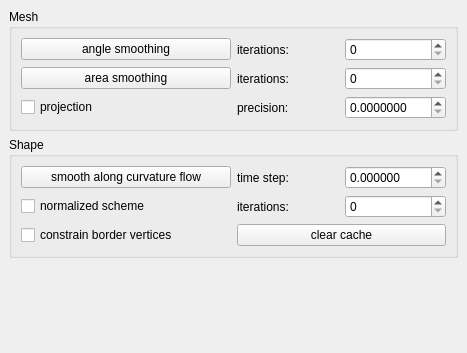
Qt form Polyhedron/demo/Polyhedron/Plugins/PMP/Smoothing_plugin.ui (CGAL/cgal) before a commit.
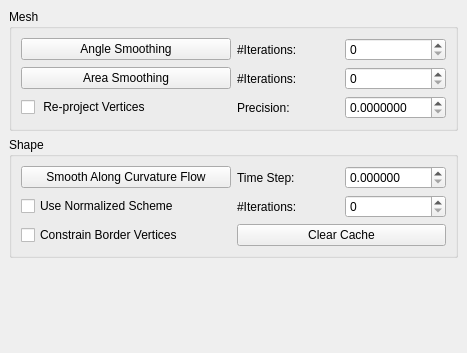
The same form after that commit.

Commit message: rewording + camelcase

What changed in the file:
```diff
--- a/Polyhedron/demo/Polyhedron/Plugins/PMP/Smoothing_plugin.ui
+++ b/Polyhedron/demo/Polyhedron/Plugins/PMP/Smoothing_plugin.ui
@@ -24,7 +24,7 @@
        <item row="0" column="0">
         <widget class="QPushButton" name="angle_button">
          <property name="text">
-          <string>angle smoothing</string>
+          <string>Angle Smoothing</string>
          </property>
         </widget>
        </item>
@@ -33,7 +33,7 @@
          <item>
           <widget class="QLabel" name="label">
            <property name="text">
-            <string>iterations: </string>
+            <string>#Iterations: </string>
            </property>
           </widget>
          </item>
@@ -45,7 +45,7 @@
        <item row="1" column="0">
         <widget class="QPushButton" name="area_button">
          <property name="text">
-          <string>area smoothing</string>
+          <string>Area Smoothing</string>
          </property>
         </widget>
        </item>
@@ -54,7 +54,7 @@
          <item>
           <widget class="QLabel" name="label_2">
            <property name="text">
-            <string>iterations: </string>
+            <string>#Iterations: </string>
            </property>
           </widget>
          </item>
@@ -66,7 +66,7 @@
        <item row="2" column="0">
         <widget class="QCheckBox" name="projection_checkBox">
          <property name="text">
-          <string>projection</string>
+          <string> Re-project Vertices</string>
          </property>
         </widget>
        </item>
@@ -75,7 +75,7 @@
          <item>
           <widget class="QLabel" name="label_4">
            <property name="text">
-            <string>precision:</string>
+            <string>Precision:</string>
            </property>
           </widget>
          </item>
@@ -100,7 +100,7 @@
        <item row="0" column="0">
         <widget class="QPushButton" name="curvature_flow_button">
          <property name="text">
-          <string>smooth along curvature flow</string>
+          <string>Smooth Along Curvature Flow</string>
          </property>
         </widget>
        </item>
@@ -109,7 +109,7 @@
          <item>
           <widget class="QLabel" name="label_3">
            <property name="text">
-            <string>iterations: </string>
+            <string>#Iterations: </string>
            </property>
           </widget>
          </item>
@@ -123,7 +123,7 @@
          <item>
           <widget class="QLabel" name="time_step_label">
            <property name="text">
-            <string>time step:</string>
+            <string>Time Step:</string>
            </property>
           </widget>
          </item>
@@ -139,21 +139,21 @@
        <item row="2" column="0">
         <widget class="QCheckBox" name="explicit_checkBox">
          <property name="text">
-          <string>normalized scheme</string>
+          <string>Use Normalized Scheme</string>
          </property>
         </widget>
        </item>
        <item row="3" column="0">
         <widget class="QCheckBox" name="border_button">
          <property name="text">
-          <string>constrain border vertices</string>
+          <string>Constrain Border Vertices</string>
          </property>
         </widget>
        </item>
        <item row="3" column="2">
         <widget class="QPushButton" name="cache_button">
          <property name="text">
-          <string>clear cache</string>
+          <string>Clear Cache</string>
          </property>
         </widget>
        </item>
```
